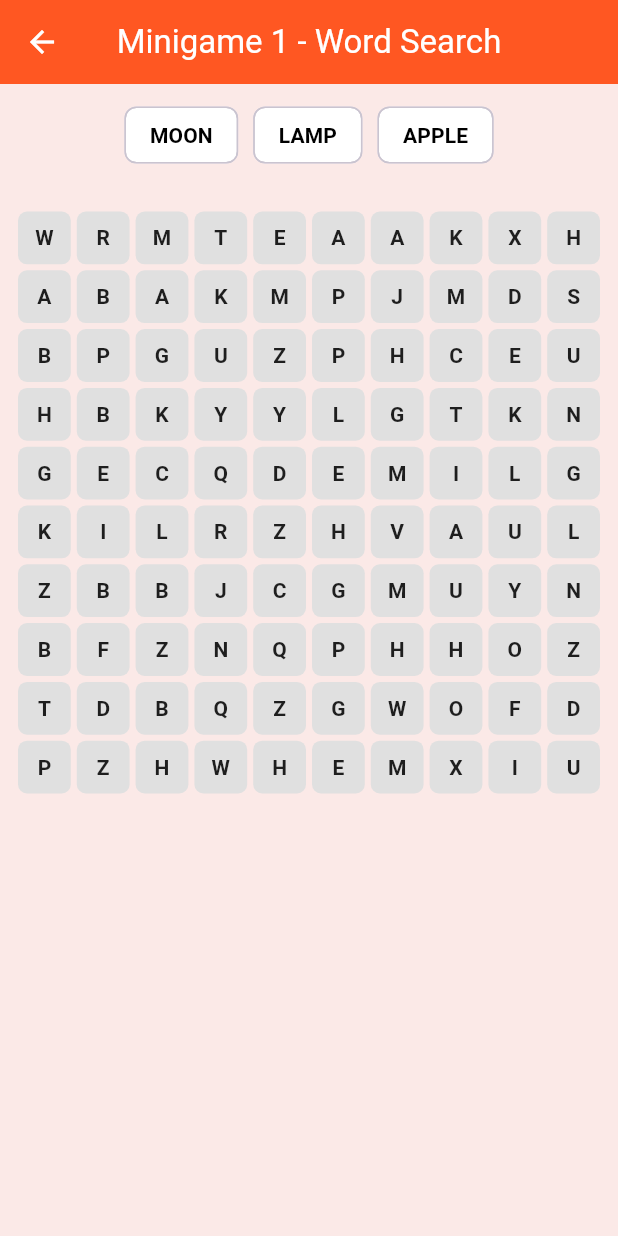
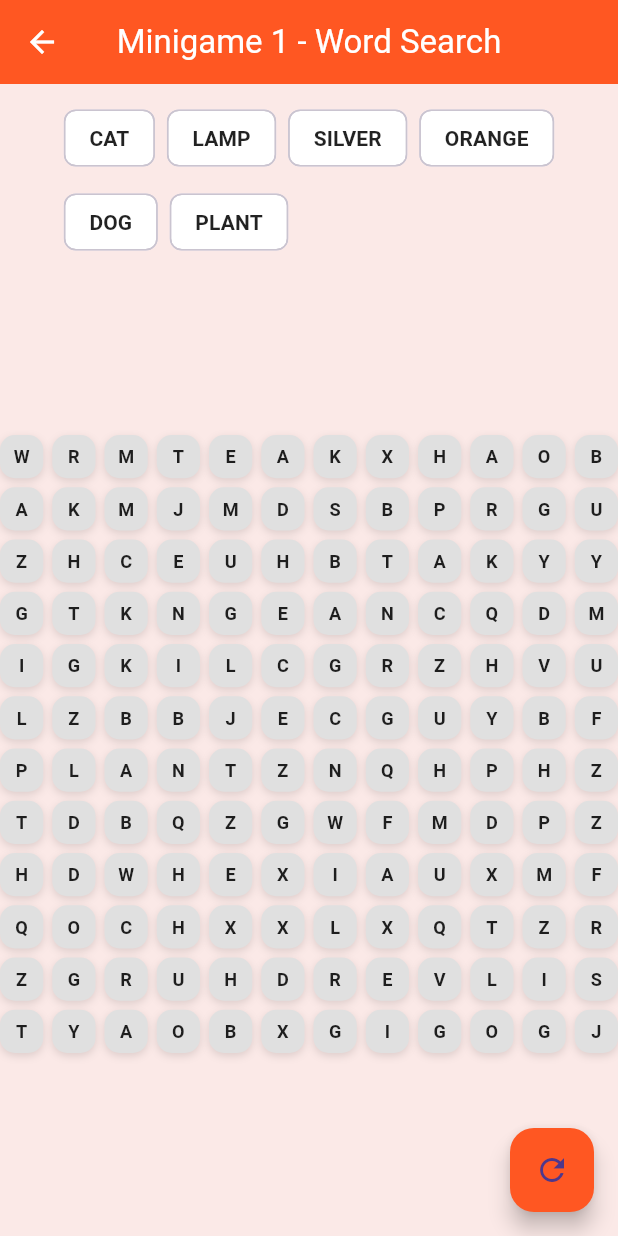
Before and after one commit to FiuJ/alp_depd_flutter, a Flutter app: the screen it shows after launch, item 4 of the bottom bar chosen, after a tap on "Wordle", on a phone screen of 412 x 824 dp. Run offline on Flutter 3.47's test engine with Material 3 defaults, Android fonts, the light colour scheme and no system bars; our stand-ins replace flutter_svg; network calls fail.

Commit message:
perbaikan grid wordlegame

```diff
--- a/lib/view/pages/pages.dart
+++ b/lib/view/pages/pages.dart
@@ -1,4 +1,4 @@
-import 'dart:math' show Random;
+import 'dart:math' show Random, min;
 
 import 'package:flutter/material.dart';
 import 'dart:async';
--- a/lib/view/pages/wordlepage.dart
+++ b/lib/view/pages/wordlepage.dart
@@ -8,294 +8,368 @@ class WordlePage extends StatefulWidget {
 }
 
 class _WordlePageState extends State<WordlePage> {
-  final int gridSize = 10;
+  final int gridSize = 12;
+  final int wordsCount = 6;
 
-  List<List<String>> letters = [];
-  List<List<bool>> selected = [];
-  List<List<bool>> permanentlySelected = [];
+  late List<List<String>> letters;
+  late List<List<bool>> tempSelected;
+  late List<List<bool>> locked;
 
   bool isDragging = false;
   List<Offset> currentPath = [];
+  Offset? dragDirection;
 
-  /// Word list yang harus dicari user
-  List<String> targetWords = ["MOON", "LAMP", "APPLE"];
+  List<String> wordBank = [
+    "MOON", "LAMP", "APPLE", "TREE", "RIVER", "BREAD", "HOUSE", "CAT",
+    "DOG", "BERRY", "ORANGE", "WATER", "MUSIC", "BRIGHT", "LIGHT", "SMILE",
+    "GOLD", "SILVER", "EARTH", "PLANT", "STONE", "PHONE", "CLOCK", "TRAIN"
+  ];
+  List<String> targetWords = [];
   List<String> foundWords = [];
 
   @override
   void initState() {
     super.initState();
+    _initGame();
+  }
+
+  void _initGame() {
+    _pickRandomWords();
     _generateEmptyGrid();
     _placeWords();
-    _fillRemainingCells();
+    _fillRemaining();
+    setState(() {});
+  }
+
+  void _pickRandomWords() {
+    final rand = Random();
+    final shuffled = List<String>.from(wordBank)..shuffle(rand);
+    targetWords = shuffled.where((w) => w.length <= gridSize).take(wordsCount).toList();
   }
 
   void _generateEmptyGrid() {
-    letters = List.generate(
-      gridSize,
-      (_) => List.generate(gridSize, (_) => ""),
-    );
-    selected = List.generate(
-      gridSize,
-      (_) => List.generate(gridSize, (_) => false),
-    );
-    permanentlySelected = List.generate(
-      gridSize,
-      (_) => List.generate(gridSize, (_) => false),
-    );
+    letters = List.generate(gridSize, (_) => List.generate(gridSize, (_) => ""));
+    tempSelected = List.generate(gridSize, (_) => List.generate(gridSize, (_) => false));
+    locked = List.generate(gridSize, (_) => List.generate(gridSize, (_) => false));
   }
 
-  // ============================
-  //    PLACE WORDS IN THE GRID
-  // ============================
   void _placeWords() {
     final rand = Random();
+    final directions = [
+      [1, 0], [-1, 0], [0, 1], [0, -1],
+      [1, 1], [1, -1], [-1, 1], [-1, -1],
+    ];
 
     for (String word in targetWords) {
       bool placed = false;
+      int attempts = 0;
 
-      while (!placed) {
-        int row = rand.nextInt(gridSize);
-        int col = rand.nextInt(gridSize);
+      while (!placed && attempts < 300) {
+        attempts++;
+        int r = rand.nextInt(gridSize);
+        int c = rand.nextInt(gridSize);
+        final dir = directions[rand.nextInt(directions.length)];
 
-        // 8 arah
-        List<List<int>> directions = [
-          [1, 0], // down
-          [-1, 0], // up
-          [0, 1], // right
-          [0, -1], // left
-          [1, 1], // diagonal down-right
-          [1, -1], // diagonal down-left
-          [-1, 1], // diagonal up-right
-          [-1, -1], // diagonal up-left
-        ];
+        int endR = r + dir[0] * (word.length - 1);
+        int endC = c + dir[1] * (word.length - 1);
 
-        var dir = directions[rand.nextInt(directions.length)];
+        if (endR < 0 || endR >= gridSize || endC < 0 || endC >= gridSize) continue;
 
-        int endRow = row + dir[0] * (word.length - 1);
-        int endCol = col + dir[1] * (word.length - 1);
-
-        // Jika keluar grid → retry
-        if (endRow < 0 ||
-            endRow >= gridSize ||
-            endCol < 0 ||
-            endCol >= gridSize) {
-          continue;
-        }
-
-        // Cek apakah posisi valid
-        bool canPlace = true;
+        bool ok = true;
         for (int i = 0; i < word.length; i++) {
-          int r = row + dir[0] * i;
-          int c = col + dir[1] * i;
-
-          if (letters[r][c].isNotEmpty &&
-              letters[r][c] != word[i]) {
-            canPlace = false;
+          int rr = r + dir[0] * i;
+          int cc = c + dir[1] * i;
+          if (letters[rr][cc] != "" && letters[rr][cc] != word[i]) {
+            ok = false;
             break;
           }
         }
+        if (!ok) continue;
 
-        if (!canPlace) continue;
-
-        // Tempatkan kata
         for (int i = 0; i < word.length; i++) {
-          letters[row + dir[0] * i][col + dir[1] * i] = word[i];
+          letters[r + dir[0] * i][c + dir[1] * i] = word[i];
         }
-
         placed = true;
       }
     }
   }
 
-  // ============================
-  //     FILL REMAINING LETTERS
-  // ============================
-  void _fillRemainingCells() {
-    const alphabet = "ABCDEFGHIJKLMNOPQRSTUVWXYZ";
+  void _fillRemaining() {
+    const alpha = "ABCDEFGHIJKLMNOPQRSTUVWXYZ";
     final rand = Random();
 
     for (int r = 0; r < gridSize; r++) {
       for (int c = 0; c < gridSize; c++) {
         if (letters[r][c] == "") {
-          letters[r][c] = alphabet[rand.nextInt(26)];
+          letters[r][c] = alpha[rand.nextInt(26)];
         }
       }
     }
   }
 
-  // ============================
-  //      WORD VALIDATION
-  // ============================
-  void _finalizeSelection() {
+  // ======================================================================================
+  // SELECTION
+  // ======================================================================================
+
+  void _startSelection(int r, int c) {
+    setState(() {
+      isDragging = true;
+      currentPath = [Offset(r.toDouble(), c.toDouble())];
+      dragDirection = null;
+      tempSelected[r][c] = true;
+    });
+  }
+
+  void _updateSelection(int r, int c) {
+    if (!isDragging) return;
+
+    final pos = Offset(r.toDouble(), c.toDouble());
+
+    if (currentPath.length == 1 && dragDirection == null) {
+      final first = currentPath.first;
+      int dr = r - first.dx.toInt();
+      int dc = c - first.dy.toInt();
+      if (dr == 0 && dc == 0) return;
+
+      dragDirection = Offset(
+        dr == 0 ? 0 : dr > 0 ? 1 : -1,
+        dc == 0 ? 0 : dc > 0 ? 1 : -1,
+      );
+    }
+
+    if (dragDirection != null) {
+      final start = currentPath.first;
+      final step = currentPath.length;
+
+      final expectedR = start.dx.toInt() + dragDirection!.dx.toInt() * step;
+      final expectedC = start.dy.toInt() + dragDirection!.dy.toInt() * step;
+
+      if (r != expectedR || c != expectedC) return;
+    }
+
+    if (!currentPath.contains(pos)) {
+      setState(() {
+        currentPath.add(pos);
+        tempSelected[r][c] = true;
+      });
+    }
+  }
+
+  void _endSelection() {
+    if (!isDragging) return;
+
+    isDragging = false;
+
     String collected = "";
     for (var p in currentPath) {
       collected += letters[p.dx.toInt()][p.dy.toInt()];
     }
 
-    // Validasi kata
-    if (targetWords.contains(collected) &&
-        !foundWords.contains(collected)) {
-      foundWords.add(collected);
+    bool matched = false;
 
-      // Kunci word yang benar
+    for (final w in targetWords) {
+      if (collected == w || collected == w.split('').reversed.join()) {
+        matched = true;
+
+        if (!foundWords.contains(w)) {
+          foundWords.add(w);
+
           for (var p in currentPath) {
-        permanentlySelected[p.dx.toInt()][p.dy.toInt()] = true;
+            locked[p.dx.toInt()][p.dy.toInt()] = true;
           }
 
           ScaffoldMessenger.of(context).showSnackBar(
-        SnackBar(content: Text("Found word: $collected!")),
+            SnackBar(content: Text("Kata ditemukan: $w")),
           );
         }
+      }
+    }
 
-    // Reset temporary selection
+    if (!matched) {
+      Future.delayed(const Duration(milliseconds: 150), () {
+        setState(() {
+          for (var p in currentPath) tempSelected[p.dx.toInt()][p.dy.toInt()] = false;
           currentPath.clear();
+          dragDirection = null;
+        });
+      });
+    } else {
+      setState(() {
+        currentPath.clear();
+        dragDirection = null;
+      });
+    }
+
     setState(() {
       for (int r = 0; r < gridSize; r++) {
         for (int c = 0; c < gridSize; c++) {
-          selected[r][c] = false;
+          if (!locked[r][c]) tempSelected[r][c] = false;
         }
       }
     });
   }
 
-  void _start(int r, int c) {
-    setState(() {
-      isDragging = true;
-      currentPath.clear();
-      currentPath.add(Offset(r.toDouble(), c.toDouble()));
-      selected[r][c] = true;
-    });
-  }
+  // ======================================================================================
+  // UI + GRID OPTIMIZED
+  // ======================================================================================
 
-  void _update(int r, int c) {
-    if (!isDragging) return;
-
-    Offset pos = Offset(r.toDouble(), c.toDouble());
-    if (!currentPath.contains(pos)) {
-      setState(() {
-        currentPath.add(pos);
-        selected[r][c] = true;
-      });
-    }
-  }
-
-  void _end() {
-    setState(() => isDragging = false);
-    _finalizeSelection();
-  }
-
-  // ============================
-  //          UI
-  // ============================
   @override
   Widget build(BuildContext context) {
-    final colorCorrect = Colors.orange;
-    final colorSelected = Colors.blue;
-    final colorDefault = Colors.grey[300]!;
+    final theme = Colors.deepOrange;
+    final highlight = Colors.blue.shade400;
+    final foundColor = Colors.orange;
+    final defaultColor = Colors.grey.shade300;
 
     return Scaffold(
       backgroundColor: Colors.deepOrange[50],
       appBar: AppBar(
-        backgroundColor: Colors.deepOrange,
+        backgroundColor: theme,
         foregroundColor: Colors.white,
         title: const Text("Minigame 1 - Word Search"),
         centerTitle: true,
+        leading: IconButton(
+          icon: const Icon(Icons.arrow_back),
+          onPressed: () => Navigator.of(context).maybePop(),
         ),
+      ),
+      body: SafeArea(
+        child: Column(
+          children: [
+            const SizedBox(height: 12),
 
-      body: Column(
-        children: [
-          const SizedBox(height: 10),
-
-          // WORD LIST (kata yang dicari)
-          Wrap(
-            spacing: 10,
+            // WORD LIST
+            Padding(
+              padding: const EdgeInsets.symmetric(horizontal: 16),
+              child: Wrap(
+                spacing: 8,
+                runSpacing: 8,
                 children: targetWords.map((w) {
-              bool done = foundWords.contains(w);
+                  final found = foundWords.contains(w);
                   return Chip(
                     label: Text(
                       w,
                       style: TextStyle(
-                    color: done ? Colors.white : Colors.black,
                         fontWeight: FontWeight.bold,
+                        color: found ? Colors.white : Colors.black87,
                       ),
                     ),
-                backgroundColor: done ? Colors.green : Colors.white,
+                    backgroundColor: found ? Colors.green : Colors.white,
                   );
                 }).toList(),
               ),
+            ),
 
-          const SizedBox(height: 15),
+            const SizedBox(height: 12),
 
+            // =================== GRID AREA (optimized) ===================
             Expanded(
+              child: LayoutBuilder(builder: (context, constraints) {
+                final available = min(constraints.maxWidth, constraints.maxHeight * 0.80);
+                final totalGap = (gridSize - 1) * 6;
+                final tileSize = (available - totalGap) / gridSize;
+
+                return Center(
+                  child: Container(
+                    width: tileSize * gridSize + totalGap,
+                    height: tileSize * gridSize + totalGap,
+                    key: _gridKey,
                     child: Listener(
-              onPointerUp: (_) => _end(),
+                      onPointerUp: (_) => _endSelection(),
+                      child: GestureDetector(
+                        onPanStart: (e) => _handleGesturePosition(e.localPosition, tileSize),
+                        onPanUpdate: (e) => _handleGesturePosition(e.localPosition, tileSize),
+                        onPanEnd: (_) => _endSelection(),
                         child: GridView.builder(
-                padding: const EdgeInsets.all(12),
-                itemCount: gridSize * gridSize,
+                          physics: const NeverScrollableScrollPhysics(),
                           gridDelegate: SliverGridDelegateWithFixedCrossAxisCount(
                             crossAxisCount: gridSize,
-                  crossAxisSpacing: 4,
-                  mainAxisSpacing: 4,
+                            crossAxisSpacing: 6,
+                            mainAxisSpacing: 6,
                           ),
-                itemBuilder: (ctx, index) {
-                  int r = index ~/ gridSize;
-                  int c = index % gridSize;
+                          itemCount: gridSize * gridSize,
+                          itemBuilder: (ctx, i) {
+                            final r = i ~/ gridSize;
+                            final c = i % gridSize;
 
-                  bool isCorrect = permanentlySelected[r][c];
-                  bool isTemp = selected[r][c];
+                            final isLocked = locked[r][c];
+                            final isTemp = tempSelected[r][c];
+                            final isCurrent = currentPath.contains(Offset(r.toDouble(), c.toDouble()));
 
-                  Color boxColor = isCorrect
-                      ? colorCorrect
-                      : isTemp
-                          ? colorSelected
-                          : colorDefault;
+                            final bg = isLocked
+                                ? foundColor
+                                : (isTemp || isCurrent ? highlight : defaultColor);
+
+                            return _buildTile(r, c, bg, tileSize);
+                          },
+                        ),
+                      ),
+                    ),
+                  ),
+                );
+              }),
+            ),
+
+            const SizedBox(height: 16),
+          ],
+        ),
+      ),
+
+      floatingActionButton: FloatingActionButton(
+        backgroundColor: theme,
+        onPressed: () {
+          foundWords.clear();
+          _initGame();
+        },
+        child: const Icon(Icons.refresh),
+      ),
+    );
+  }
+
+  final GlobalKey _gridKey = GlobalKey();
+
+  // ======================================================================================
+  // TILE
+  // ======================================================================================
+
+  Widget _buildTile(int r, int c, Color bg, double tileSize) {
+    final isLocked = locked[r][c];
 
     return GestureDetector(
-                    onPanStart: (_) => _start(r, c),
-                    onPanUpdate: (details) {
-                      RenderBox box =
-                          ctx.findRenderObject() as RenderBox;
-                      Offset local =
-                          box.globalToLocal(details.globalPosition);
-
-                      double cellW = box.size.width / gridSize;
-                      double cellH = box.size.height / gridSize;
-
-                      int nr = (local.dy / cellH).floor();
-                      int nc = (local.dx / cellW).floor();
-
-                      if (nr >= 0 &&
-                          nr < gridSize &&
-                          nc >= 0 &&
-                          nc < gridSize) {
-                        _update(nr, nc);
-                      }
-                    },
-                    child: Container(
+      onTapDown: (_) => _startSelection(r, c),
+      onTapUp: (_) => _endSelection(),
+      child: AnimatedContainer(
+        duration: const Duration(milliseconds: 150),
         decoration: BoxDecoration(
-                        color: boxColor,
-                        borderRadius: BorderRadius.circular(6),
+          color: bg,
+          borderRadius: BorderRadius.circular(10),
+          boxShadow: const [
+            BoxShadow(color: Colors.black12, blurRadius: 4, offset: Offset(0, 2)),
+          ],
         ),
         child: Center(
           child: Text(
             letters[r][c],
             style: TextStyle(
-                            fontWeight: FontWeight.bold,
-                            color:
-                                isCorrect ? Colors.white : Colors.black87,
+              fontSize: tileSize * 0.42,
+              fontWeight: FontWeight.w700,
+              color: isLocked ? Colors.white : Colors.black87,
             ),
           ),
         ),
       ),
     );
-                },
-              ),
-            ),
-          ),
+  }
 
-          const SizedBox(height: 20),
-        ],
-      ),
-    );
+  // ======================================================================================
+  // GESTURE → TILE INDEX FIXED
+  // ======================================================================================
+
+  void _handleGesturePosition(Offset pos, double tileSize) {
+    final col = (pos.dx / (tileSize + 6)).floor();
+    final row = (pos.dy / (tileSize + 6)).floor();
+
+    if (row >= 0 && row < gridSize && col >= 0 && col < gridSize) {
+      _updateSelection(row, col);
     }
   }
+}
```
Lines whose indentation alone changed are shown as unchanged.
